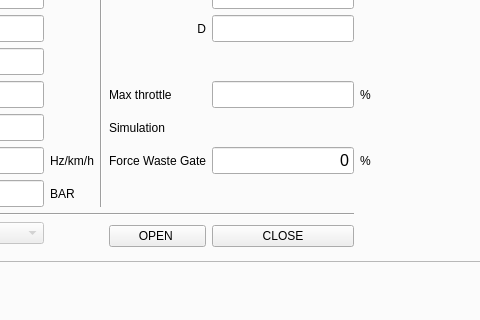
The window that boost_configurator/mainwindow.ui (BorisBoucher/BoostController) describes before a commit, drawn with Qt 5; both pictures show x 245 to 725 and y 263 to 583 of the 965 by 692 pixel window.
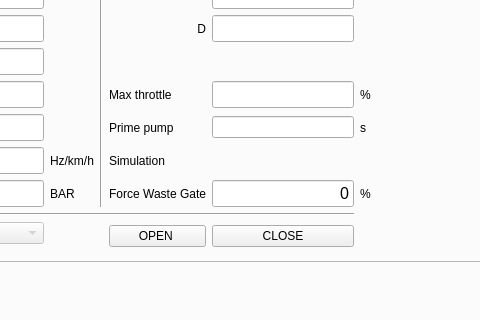
The same window after the commit. The open tabs and pages were chosen to show the change. Icons and pictures are not drawn. Custom widgets are drawn as their Qt base class.

Commit message: Added fuel pump prime configuration Added fuel pressure monitoring

Patch:
```diff
--- a/boost_configurator/mainwindow.ui
+++ b/boost_configurator/mainwindow.ui
@@ -267,13 +267,6 @@
                  </property>
                 </widget>
                </item>
-               <item row="12" column="4">
-                <widget class="QLabel" name="label_39">
-                 <property name="text">
-                  <string>Simulation</string>
-                 </property>
-                </widget>
-               </item>
                <item row="6" column="0">
                 <widget class="QLabel" name="label_3">
                  <property name="text">
@@ -291,16 +284,6 @@
                  </property>
                 </widget>
                </item>
-               <item row="13" column="4">
-                <widget class="QLabel" name="label_40">
-                 <property name="text">
-                  <string>Force Waste Gate</string>
-                 </property>
-                 <property name="alignment">
-                  <set>Qt::AlignRight|Qt::AlignTrailing|Qt::AlignVCenter</set>
-                 </property>
-                </widget>
-               </item>
                <item row="9" column="1">
                 <widget class="QLineEdit" name="gear3Edit">
                  <property name="font">
@@ -378,24 +361,6 @@
                  </property>
                 </widget>
                </item>
-               <item row="13" column="5">
-                <widget class="QLineEdit" name="forceWGEdit">
-                 <property name="font">
-                  <font>
-                   <pointsize>12</pointsize>
-                  </font>
-                 </property>
-                 <property name="inputMask">
-                  <string/>
-                 </property>
-                 <property name="text">
-                  <string>0</string>
-                 </property>
-                 <property name="alignment">
-                  <set>Qt::AlignRight|Qt::AlignTrailing|Qt::AlignVCenter</set>
-                 </property>
-                </widget>
-               </item>
                <item row="10" column="0">
                 <widget class="QLabel" name="label_7">
                  <property name="text">
@@ -667,7 +632,63 @@
                  </property>
                 </widget>
                </item>
-               <item row="13" column="6">
+               <item row="14" column="5">
+                <widget class="QLineEdit" name="forceWGEdit">
+                 <property name="font">
+                  <font>
+                   <pointsize>12</pointsize>
+                  </font>
+                 </property>
+                 <property name="inputMask">
+                  <string/>
+                 </property>
+                 <property name="text">
+                  <string>0</string>
+                 </property>
+                 <property name="alignment">
+                  <set>Qt::AlignRight|Qt::AlignTrailing|Qt::AlignVCenter</set>
+                 </property>
+                </widget>
+               </item>
+               <item row="14" column="4">
+                <widget class="QLabel" name="label_40">
+                 <property name="text">
+                  <string>Force Waste Gate</string>
+                 </property>
+                 <property name="alignment">
+                  <set>Qt::AlignRight|Qt::AlignTrailing|Qt::AlignVCenter</set>
+                 </property>
+                </widget>
+               </item>
+               <item row="13" column="4">
+                <widget class="QLabel" name="label_39">
+                 <property name="text">
+                  <string>Simulation</string>
+                 </property>
+                </widget>
+               </item>
+               <item row="12" column="4">
+                <widget class="QLabel" name="label_49">
+                 <property name="text">
+                  <string>Prime pump</string>
+                 </property>
+                </widget>
+               </item>
+               <item row="12" column="5">
+                <widget class="QLineEdit" name="fuelPumpPrimeEdit">
+                 <property name="alignment">
+                  <set>Qt::AlignRight|Qt::AlignTrailing|Qt::AlignVCenter</set>
+                 </property>
+                </widget>
+               </item>
+               <item row="12" column="6">
+                <widget class="QLabel" name="label_50">
+                 <property name="text">
+                  <string>s</string>
+                 </property>
+                </widget>
+               </item>
+               <item row="14" column="6">
                 <widget class="QLabel" name="label_46">
                  <property name="text">
                   <string>%</string>
```
Left out of the diff: 34 changed lines with no effect on the pictures. The commit also changes 6 other files.
